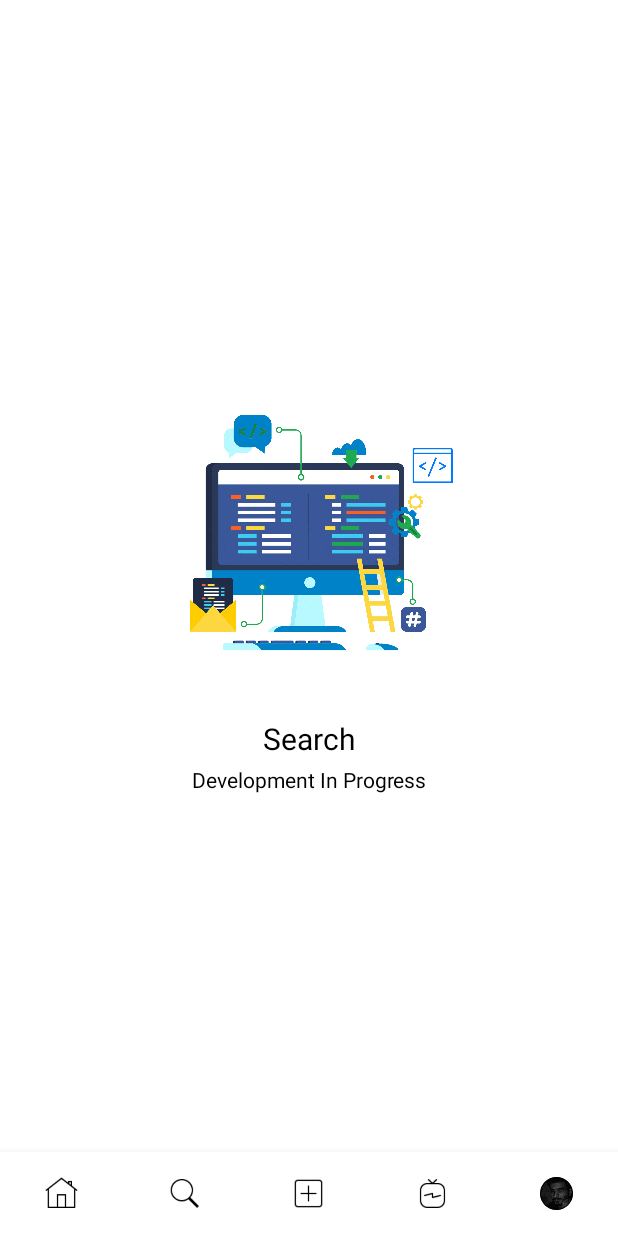
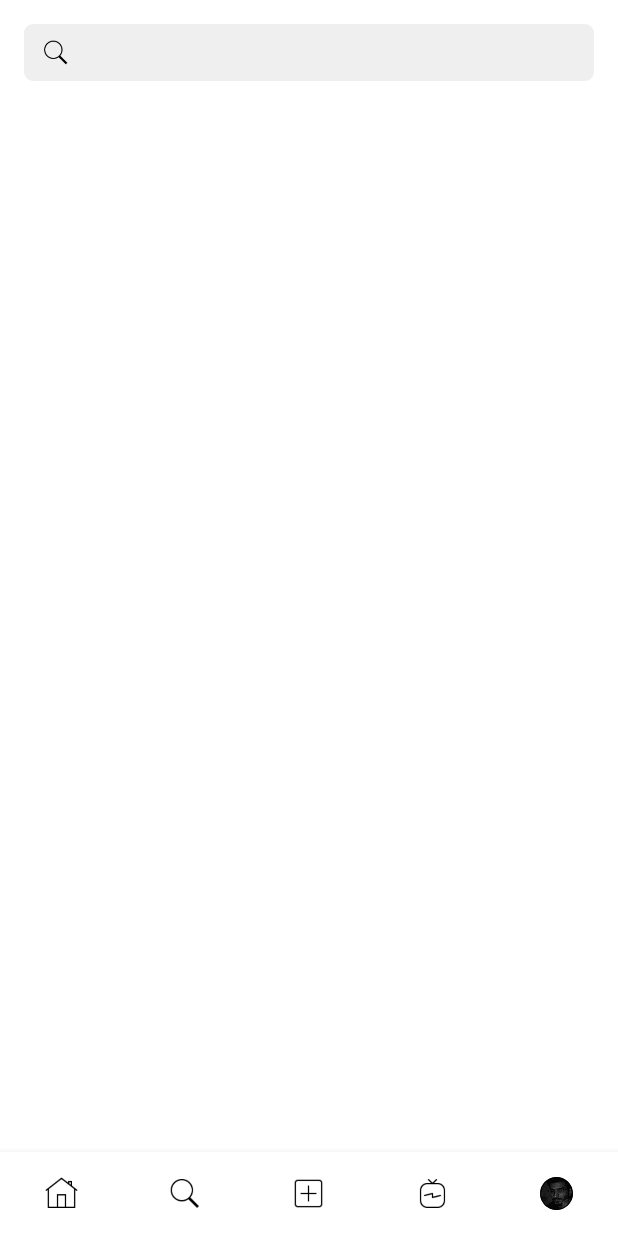
Before and after one commit to shubhambhama/jetpack-compose-insta-clone, an Android app built with Jetpack Compose: the screen it shows after launch (MainActivity), item 2 of the bottom bar chosen, on a phone screen of 412 x 824 dp. Run offline under Robolectric (Android 15) with nearby library versions, the phone set to English and light mode, and no system bars; our stand-ins replace accompanist; libraries missing offline, so code that uses them is left out: coil.decode; pictures from the network do not load.

Commit message:
[Add] Search UI

```diff
--- a/app/src/main/java/com/example/jetpackcomposeinstagramclone/dashboard/InstagramDashboard.kt
+++ b/app/src/main/java/com/example/jetpackcomposeinstagramclone/dashboard/InstagramDashboard.kt
@@ -46,6 +46,7 @@ import com.example.jetpackcomposeinstagramclone.BottomNavigationScreens
 import com.example.jetpackcomposeinstagramclone.R
 import com.example.jetpackcomposeinstagramclone.dashboard.submodule.HomeScreen
 import com.example.jetpackcomposeinstagramclone.dashboard.submodule.ProfileScreen
+import com.example.jetpackcomposeinstagramclone.dashboard.submodule.SearchScreen
 import com.example.jetpackcomposeinstagramclone.ui.theme.backgroundColor
 import com.example.jetpackcomposeinstagramclone.ui.theme.textIconsTint
 
@@ -114,8 +115,8 @@ fun NavigationRoute(modifier: Modifier = Modifier, navController: NavHostControl
             HomeScreen()
         }
         composable(BottomNavigationScreens.Search.route) {
-            DevelopmentInProgressScreen(text = "Search")
-
+//            DevelopmentInProgressScreen(text = "Search")
+            SearchScreen()
         }
         composable(BottomNavigationScreens.AddPost.route) {
             DevelopmentInProgressScreen(text = "Add Post")
--- a/app/src/main/java/com/example/jetpackcomposeinstagramclone/dashboard/submodule/HomeScreen.kt
+++ b/app/src/main/java/com/example/jetpackcomposeinstagramclone/dashboard/submodule/HomeScreen.kt
@@ -16,6 +16,8 @@ import androidx.compose.foundation.layout.size
 import androidx.compose.foundation.layout.width
 import androidx.compose.foundation.layout.wrapContentWidth
 import androidx.compose.foundation.lazy.LazyColumn
+import androidx.compose.foundation.lazy.LazyListState
+import androidx.compose.foundation.lazy.rememberLazyListState
 import androidx.compose.material.Icon
 import androidx.compose.material.Text
 import androidx.compose.runtime.Composable
@@ -49,6 +51,7 @@ import com.example.jetpackcomposeinstagramclone.util.RoundImage
 @Composable
 fun HomeScreen() {
     val configuration = LocalConfiguration.current
+    val scrollState = rememberLazyListState()
     Box(
         modifier = Modifier
             .fillMaxWidth()
@@ -56,6 +59,10 @@ fun HomeScreen() {
     ) {
         Column {
             HomeTopBar()
+            ListOfPosts(
+                modifier = Modifier
+                    .fillMaxSize(), sizeOfList = 20, configuration = configuration, scrollState = scrollState
+            ) {
                 HighlightSection(
                     highlights = listOf(
                         HighlightsListHolderData(
@@ -72,10 +79,7 @@ fun HomeScreen() {
                         .fillMaxWidth()
                         .padding(horizontal = 10.dp, vertical = 10.dp), viewHolderModifier = Modifier.padding(4.dp)
                 ) {}
-            ListOfPosts(
-                modifier = Modifier
-                    .fillMaxSize(), sizeOfList = 10, configuration = configuration
-            )
+            }
         }
     }
 }
@@ -118,7 +122,10 @@ fun HomeTopBar(modifier: Modifier = Modifier, notificationCount: Int = 0, isAnyN
 }
 
 @Composable
-fun ListOfPosts(modifier: Modifier = Modifier, sizeOfList: Int = 20, configuration: Configuration) {
+fun ListOfPosts(
+    modifier: Modifier = Modifier, sizeOfList: Int = 20, configuration: Configuration, scrollState: LazyListState,
+    onHighListCallback: @Composable () -> Unit
+) {
     val listOfData = List(sizeOfList) {
         PostListHolderData(
             profileImage = painterResource(id = R.drawable.ic_funny_face),
@@ -127,7 +134,8 @@ fun ListOfPosts(modifier: Modifier = Modifier, sizeOfList: Int = 20, configurati
     }
     val calcHeight = configuration.screenHeightDp * 0.6f
     Box(modifier = modifier) {
-        LazyColumn {
+        LazyColumn(state = scrollState) {
+            item { onHighListCallback.invoke() }
             items(sizeOfList) {
                 PostViewHolder(postListHolderData = listOfData[it], height = calcHeight)
             }
@@ -204,7 +212,7 @@ fun PostImage(modifier: Modifier = Modifier, imageUrl: String, height: Float) {
 
 @Composable
 fun PostBottomAction(modifier: Modifier = Modifier) {
-    Row(modifier = modifier, verticalAlignment = Alignment.CenterVertically, horizontalArrangement = Arrangement.Center) {
+    Row(modifier = modifier, verticalAlignment = CenterVertically, horizontalArrangement = Arrangement.Center) {
         Row(verticalAlignment = CenterVertically, horizontalArrangement = Arrangement.Start, modifier = Modifier.weight(1f)) {
             Image(
                 painter = painterResource(id = R.drawable.ic_heart), modifier = Modifier
--- a/app/src/main/java/com/example/jetpackcomposeinstagramclone/dashboard/submodule/SearchScreen.kt
+++ b/app/src/main/java/com/example/jetpackcomposeinstagramclone/dashboard/submodule/SearchScreen.kt
@@ -1,7 +1,88 @@
 package com.example.jetpackcomposeinstagramclone.dashboard.submodule
 
+import androidx.compose.foundation.Image
+import androidx.compose.foundation.background
+import androidx.compose.foundation.layout.Box
+import androidx.compose.foundation.layout.Column
+import androidx.compose.foundation.layout.Row
+import androidx.compose.foundation.layout.Spacer
+import androidx.compose.foundation.layout.fillMaxSize
+import androidx.compose.foundation.layout.fillMaxWidth
+import androidx.compose.foundation.layout.height
+import androidx.compose.foundation.layout.padding
+import androidx.compose.foundation.layout.size
+import androidx.compose.foundation.layout.width
+import androidx.compose.foundation.shape.RoundedCornerShape
+import androidx.compose.foundation.text.BasicTextField
+import androidx.compose.material.Surface
+import androidx.compose.material.Text
 import androidx.compose.runtime.Composable
+import androidx.compose.runtime.getValue
+import androidx.compose.runtime.mutableStateOf
+import androidx.compose.runtime.remember
+import androidx.compose.runtime.setValue
+import androidx.compose.ui.Alignment
+import androidx.compose.ui.Alignment.Companion.CenterVertically
+import androidx.compose.ui.Modifier
+import androidx.compose.ui.focus.onFocusChanged
+import androidx.compose.ui.graphics.Color
+import androidx.compose.ui.graphics.ColorFilter
+import androidx.compose.ui.graphics.SolidColor
+import androidx.compose.ui.res.painterResource
+import androidx.compose.ui.text.TextStyle
+import androidx.compose.ui.unit.dp
+import com.example.jetpackcomposeinstagramclone.R
+import com.example.jetpackcomposeinstagramclone.ui.theme.backgroundColor
+import com.example.jetpackcomposeinstagramclone.ui.theme.searchBarBackgroundColor
+import com.example.jetpackcomposeinstagramclone.ui.theme.textIconsTint
 
 @Composable
 fun SearchScreen() {
+    SearchBar(
+        modifier = Modifier, hint = "Search"
+    )
 }
+
+
+@Composable
+fun SearchBar(modifier: Modifier = Modifier, hint: String = "", onSearch: (String) -> Unit = {}) {
+    val text = remember {
+        mutableStateOf("")
+    }
+
+    var isHintDisplayed by remember {
+        mutableStateOf(hint != "")
+    }
+    Surface(modifier = modifier.fillMaxSize(), color = backgroundColor()) {
+        Column {
+            Box(
+                modifier = Modifier
+                    .padding(16.dp)
+                    .background(searchBarBackgroundColor(), RoundedCornerShape(6.dp)),
+                contentAlignment = Alignment.TopStart,
+            ) {
+                Row {
+                    Image(
+                        painter = painterResource(id = R.drawable.ic_search), contentDescription = null, modifier = Modifier
+                            .size(30.dp)
+                            .padding(start = 12.dp)
+                            .align(CenterVertically),
+                        colorFilter = ColorFilter.tint(textIconsTint()), alignment = Alignment.CenterStart
+                    )
+                    Spacer(modifier = Modifier.width(16.dp))
+                    BasicTextField(value = text.value, onValueChange = {
+                        text.value = it
+                        onSearch(it)
+                    }, maxLines = 1, singleLine = true, textStyle = TextStyle(color = textIconsTint()), modifier = Modifier
+                        .fillMaxWidth()
+                        .height(38.dp)
+                        .padding(top = 10.dp)
+                        .onFocusChanged {
+                            isHintDisplayed = !it.isFocused
+                        }, cursorBrush = SolidColor(textIconsTint())
+                    )
+                }
+            }
+        }
+    }
+}
--- a/app/src/main/java/com/example/jetpackcomposeinstagramclone/ui/theme/Theme.kt
+++ b/app/src/main/java/com/example/jetpackcomposeinstagramclone/ui/theme/Theme.kt
@@ -68,3 +68,10 @@ fun textIconsTint(): Color {
     val lightColor = Color.White
     return if (isSystemInDarkTheme()) lightColor else darkColor
 }
+
+@Composable
+fun searchBarBackgroundColor(): Color {
+    val darkColor = Color(0x94424242)
+    val lightColor = Color(0x94E3E3E3)
+    return if (isSystemInDarkTheme()) darkColor else lightColor
+}
```
Lines whose indentation alone changed are shown as unchanged.
